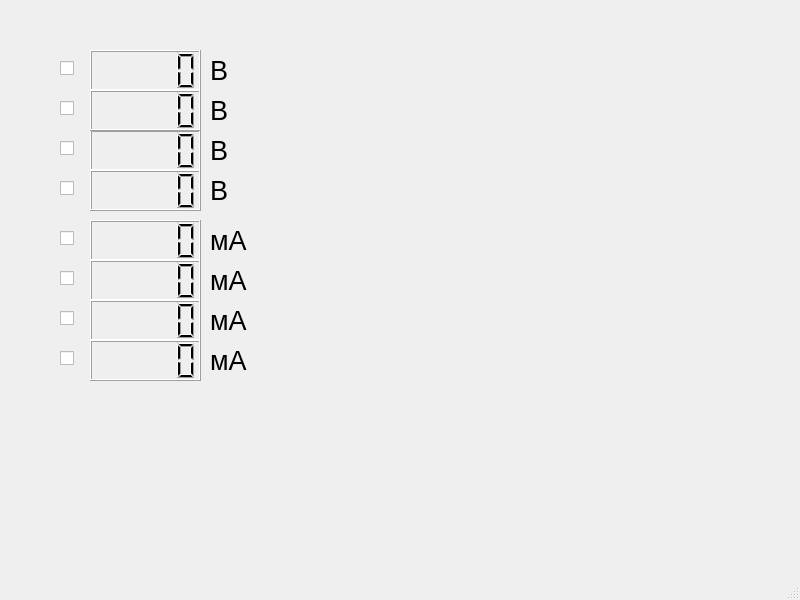
Above: interface.ui from KejLater/lab_stand before the change. Below: the same form after it.
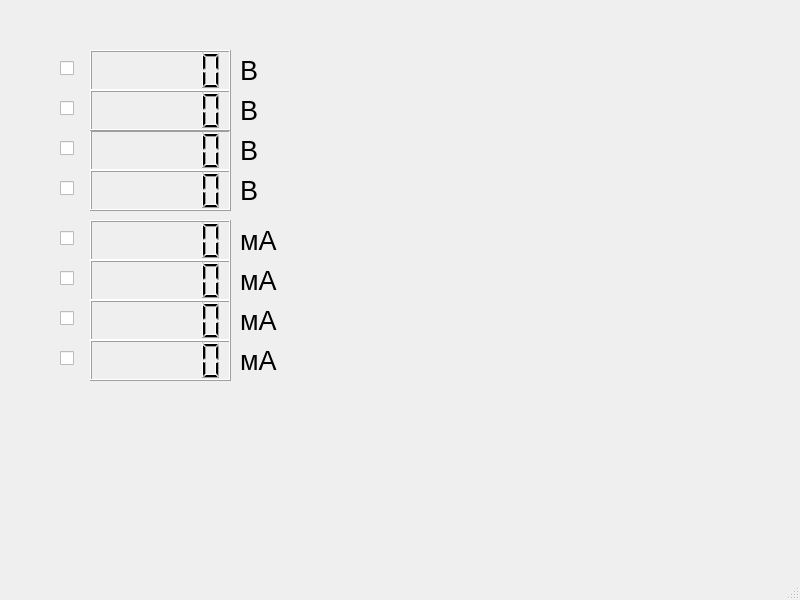
That is the form after the change.

Commit message: Creating updating possibility

```diff
--- a/interface.ui
+++ b/interface.ui
@@ -19,80 +19,104 @@
      <rect>
       <x>90</x>
       <y>50</y>
-      <width>111</width>
+      <width>141</width>
       <height>41</height>
      </rect>
     </property>
+    <property name="digitCount">
+     <number>6</number>
+    </property>
    </widget>
    <widget class="QLCDNumber" name="V3">
     <property name="geometry">
      <rect>
       <x>90</x>
       <y>130</y>
-      <width>111</width>
+      <width>141</width>
       <height>41</height>
      </rect>
     </property>
+    <property name="digitCount">
+     <number>6</number>
+    </property>
    </widget>
    <widget class="QLCDNumber" name="V2">
     <property name="geometry">
      <rect>
       <x>90</x>
       <y>90</y>
-      <width>111</width>
+      <width>141</width>
       <height>41</height>
      </rect>
     </property>
+    <property name="digitCount">
+     <number>6</number>
+    </property>
    </widget>
    <widget class="QLCDNumber" name="V4">
     <property name="geometry">
      <rect>
       <x>90</x>
       <y>170</y>
-      <width>111</width>
+      <width>141</width>
       <height>41</height>
      </rect>
     </property>
+    <property name="digitCount">
+     <number>6</number>
+    </property>
    </widget>
    <widget class="QLCDNumber" name="A1">
     <property name="geometry">
      <rect>
       <x>90</x>
       <y>220</y>
-      <width>111</width>
+      <width>141</width>
       <height>41</height>
      </rect>
     </property>
+    <property name="digitCount">
+     <number>6</number>
+    </property>
    </widget>
    <widget class="QLCDNumber" name="A2">
     <property name="geometry">
      <rect>
       <x>90</x>
       <y>260</y>
-      <width>111</width>
+      <width>141</width>
       <height>41</height>
      </rect>
     </property>
+    <property name="digitCount">
+     <number>6</number>
+    </property>
    </widget>
    <widget class="QLCDNumber" name="A3">
     <property name="geometry">
      <rect>
       <x>90</x>
       <y>300</y>
-      <width>111</width>
+      <width>141</width>
       <height>41</height>
      </rect>
     </property>
+    <property name="digitCount">
+     <number>6</number>
+    </property>
    </widget>
    <widget class="QLCDNumber" name="A4">
     <property name="geometry">
      <rect>
       <x>90</x>
       <y>340</y>
-      <width>111</width>
+      <width>141</width>
       <height>41</height>
      </rect>
     </property>
+    <property name="digitCount">
+     <number>6</number>
+    </property>
    </widget>
    <widget class="QCheckBox" name="V1_b">
     <property name="geometry">
@@ -204,7 +228,7 @@
     </property>
     <property name="geometry">
      <rect>
-      <x>210</x>
+      <x>240</x>
       <y>50</y>
       <width>31</width>
       <height>41</height>
@@ -220,7 +244,7 @@
     </property>
     <property name="geometry">
      <rect>
-      <x>210</x>
+      <x>240</x>
       <y>90</y>
       <width>31</width>
       <height>41</height>
@@ -236,7 +260,7 @@
     </property>
     <property name="geometry">
      <rect>
-      <x>210</x>
+      <x>240</x>
       <y>130</y>
       <width>31</width>
       <height>41</height>
@@ -252,7 +276,7 @@
     </property>
     <property name="geometry">
      <rect>
-      <x>210</x>
+      <x>240</x>
       <y>170</y>
       <width>31</width>
       <height>41</height>
@@ -268,7 +292,7 @@
     </property>
     <property name="geometry">
      <rect>
-      <x>210</x>
+      <x>240</x>
       <y>220</y>
       <width>41</width>
       <height>41</height>
@@ -284,7 +308,7 @@
     </property>
     <property name="geometry">
      <rect>
-      <x>210</x>
+      <x>240</x>
       <y>260</y>
       <width>41</width>
       <height>41</height>
@@ -300,7 +324,7 @@
     </property>
     <property name="geometry">
      <rect>
-      <x>210</x>
+      <x>240</x>
       <y>300</y>
       <width>41</width>
       <height>41</height>
@@ -316,7 +340,7 @@
     </property>
     <property name="geometry">
      <rect>
-      <x>210</x>
+      <x>240</x>
       <y>340</y>
       <width>41</width>
       <height>41</height>
```
The commit also changes 2 other files.
